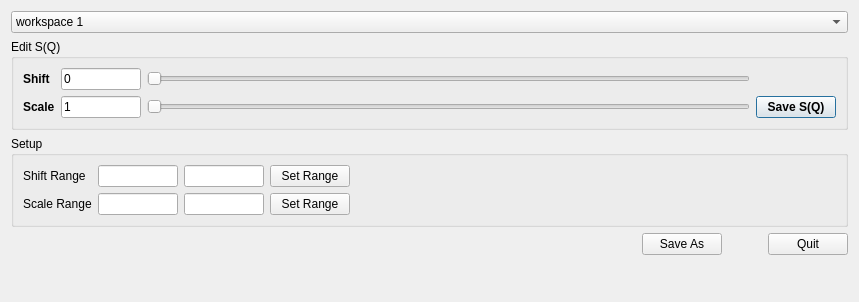
Old version of the form addie/ui/editSq.ui in the repository neutrons/addie.
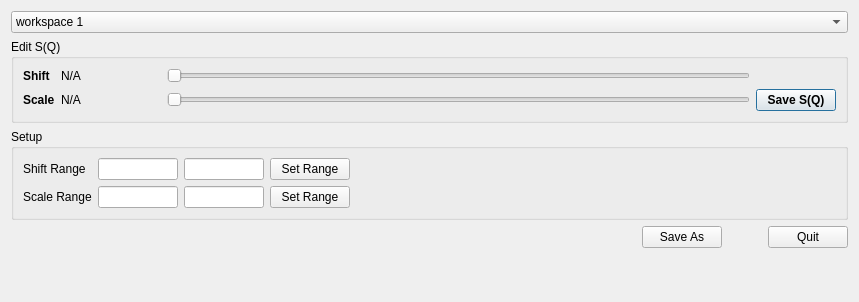
New version of the form.

Commit message: To improve the usability of the ui, replaced the text box with label. This refs #227

```diff
--- a/addie/ui/editSq.ui
+++ b/addie/ui/editSq.ui
@@ -34,7 +34,33 @@
       <string>Edit S(Q)</string>
      </property>
      <layout class="QGridLayout" name="gridLayout">
-      <item row="0" column="3">
+      <item row="1" column="0">
+       <widget class="QLabel" name="label_2">
+        <property name="font">
+         <font>
+          <weight>75</weight>
+          <bold>true</bold>
+         </font>
+        </property>
+        <property name="text">
+         <string>Scale</string>
+        </property>
+       </widget>
+      </item>
+      <item row="1" column="1">
+       <widget class="QLabel" name="scale_value">
+        <property name="minimumSize">
+         <size>
+          <width>100</width>
+          <height>0</height>
+         </size>
+        </property>
+        <property name="text">
+         <string>N/A</string>
+        </property>
+       </widget>
+      </item>
+      <item row="0" column="2">
        <layout class="QHBoxLayout" name="horizontalLayout">
         <item>
          <widget class="QSlider" name="horizontalSlider_shift">
@@ -45,39 +71,7 @@
         </item>
        </layout>
       </item>
-      <item row="1" column="1">
-       <widget class="QLineEdit" name="lineEdit_scaleFactor">
-        <property name="maximumSize">
-         <size>
-          <width>80</width>
-          <height>16777215</height>
-         </size>
-        </property>
-        <property name="text">
-         <string>1</string>
-        </property>
-       </widget>
-      </item>
-      <item row="0" column="1">
-       <widget class="QLineEdit" name="lineEdit_shift">
-        <property name="sizePolicy">
-         <sizepolicy hsizetype="Preferred" vsizetype="Fixed">
-          <horstretch>0</horstretch>
-          <verstretch>0</verstretch>
-         </sizepolicy>
-        </property>
-        <property name="maximumSize">
-         <size>
-          <width>80</width>
-          <height>16777215</height>
-         </size>
-        </property>
-        <property name="text">
-         <string>0</string>
-        </property>
-       </widget>
-      </item>
-      <item row="1" column="3">
+      <item row="1" column="2">
        <layout class="QHBoxLayout" name="horizontalLayout_2">
         <item>
          <widget class="QSlider" name="horizontalSlider_scale">
@@ -88,16 +82,16 @@
         </item>
        </layout>
       </item>
-      <item row="1" column="0">
-       <widget class="QLabel" name="label_2">
-        <property name="font">
-         <font>
-          <weight>75</weight>
-          <bold>true</bold>
-         </font>
+      <item row="0" column="1">
+       <widget class="QLabel" name="shift_value">
+        <property name="minimumSize">
+         <size>
+          <width>100</width>
+          <height>0</height>
+         </size>
         </property>
         <property name="text">
-         <string>Scale</string>
+         <string>N/A</string>
         </property>
        </widget>
       </item>
@@ -114,7 +108,7 @@
         </property>
        </widget>
       </item>
-      <item row="1" column="4">
+      <item row="1" column="3">
        <widget class="QPushButton" name="pushButton_cache">
         <property name="font">
          <font>
```
The commit also changes 1 other file.
